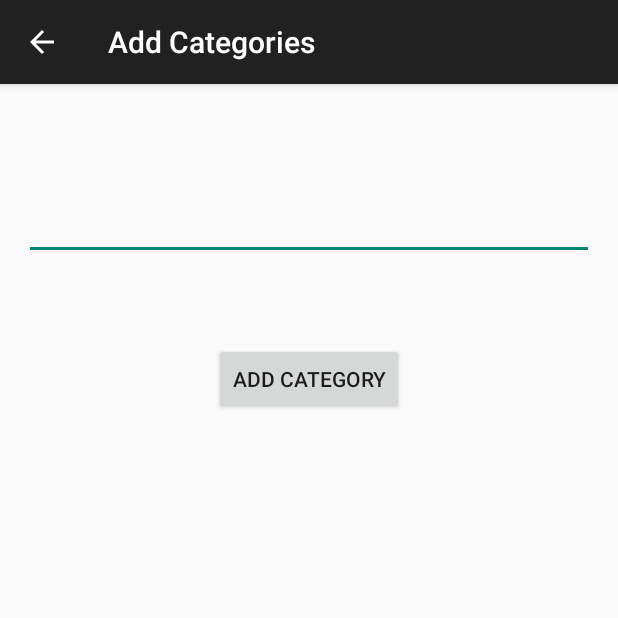
After one commit to TastyTaco/ReceiptManager-master, an Android app: the AddCategories screen opened directly, with no data from a screen before it, on a phone screen of 412 x 824 dp, the top half of it. The commit adds this screen. Run offline under Robolectric (Android 15) with nearby library versions, the phone set to English and light mode, and no system bars; 1 statement that could not run was skipped.

Commit message:
Added ability to add custom categories. Broke adding receipts.

```diff
--- /dev/null
+++ b/app/src/main/java/com/example/luke/receiptmanager/AddCategories.java
@@ -0,0 +1,58 @@
+package com.example.luke.receiptmanager;
+
+import android.content.Intent;
+import android.support.v7.app.ActionBarActivity;
+import android.os.Bundle;
+import android.view.Menu;
+import android.view.MenuItem;
+import android.view.View;
+import android.widget.Button;
+import android.widget.EditText;
+import android.widget.Toast;
+
+import java.util.ArrayList;
+
+
+public class AddCategories extends ActionBarActivity {
+
+    ArrayList<String> categories;
+
+    @Override
+    protected void onCreate(Bundle savedInstanceState) {
+        super.onCreate(savedInstanceState);
+        setContentView(R.layout.activity_add_categories);
+
+        Bundle extra = getIntent().getExtras();
+        categories = extra.getStringArrayList("Categories");
+
+        setupAddButton();
+    }
+
+    void setupAddButton() {
+        Button btnAddCategory = (Button)findViewById(R.id.btnAddCategory);
+        btnAddCategory.setOnClickListener(new View.OnClickListener() {
+            @Override
+            public void onClick(View view) {
+                EditText txtCategory = (EditText) findViewById(R.id.txtAddCategory);
+
+                String newCategory = txtCategory.getText().toString();
+
+                if (newCategory == null || newCategory == "") {
+                    Toast.makeText(AddCategories.this, "Please enter a category to add", Toast.LENGTH_LONG).show();
+                    return;
+                }
+
+                if (categories.contains(newCategory)) {
+                    Toast.makeText(AddCategories.this, "Category already exists", Toast.LENGTH_LONG).show();
+                    return;
+                }
+
+                Intent intent = new Intent();
+                intent.putExtra("Category", newCategory);
+                setResult(RESULT_OK, intent);
+                finish();
+            }
+        });
+    }
+
+}
--- /dev/null
+++ b/app/src/main/res/layout/activity_add_categories.xml
@@ -0,0 +1,29 @@
+<RelativeLayout xmlns:android="http://schemas.android.com/apk/res/android"
+    xmlns:tools="http://schemas.android.com/tools" android:layout_width="match_parent"
+    android:layout_height="match_parent" android:paddingLeft="@dimen/activity_horizontal_margin"
+    android:paddingRight="@dimen/activity_horizontal_margin"
+    android:paddingTop="@dimen/activity_vertical_margin"
+    android:paddingBottom="@dimen/activity_vertical_margin"
+    tools:context="com.example.luke.receiptmanager.AddCategories">
+
+    <EditText
+        android:layout_width="wrap_content"
+        android:layout_height="wrap_content"
+        android:id="@+id/txtAddCategory"
+        android:layout_alignParentTop="true"
+        android:layout_marginTop="56dp"
+        android:layout_alignParentRight="true"
+        android:layout_alignParentEnd="true"
+        android:layout_alignParentLeft="true"
+        android:layout_alignParentStart="true" />
+
+    <Button
+        android:layout_width="wrap_content"
+        android:layout_height="wrap_content"
+        android:text="Add Category"
+        android:id="@+id/btnAddCategory"
+        android:layout_below="@+id/txtAddCategory"
+        android:layout_centerHorizontal="true"
+        android:layout_marginTop="55dp" />
+
+</RelativeLayout>
--- a/app/src/main/res/layout/activity_add_receipt.xml
+++ b/app/src/main/res/layout/activity_add_receipt.xml
@@ -23,7 +23,7 @@
     <Button
         android:layout_width="wrap_content"
         android:layout_height="wrap_content"
-        android:text="Choose Receipt"
+        android:text="Choose Receipt Image"
         android:id="@+id/btnChooseImage"
         android:layout_gravity="center_horizontal" />
 
--- a/app/src/main/res/values/strings.xml
+++ b/app/src/main/res/values/strings.xml
@@ -8,12 +8,13 @@
     <string name="addReceiptCategory">Category:</string>
     <string name="addReceiptMoneySpent">Amount Spent:</string>
     <string name="addReceiptBtn">Add Receipt</string>
+    <string name="title_activity_add_categories">Add Categories</string>
 
-    <string-array name="listCategories">
+    <!--<string-array name="listCategories">
         <item>Groceries</item>
         <item>Petrol</item>
         <item>Take aways</item>
         <item>Entertainment</item>
         <item>Phone bill</item>
-    </string-array>
+    </string-array>-->
 </resources>
```
Also changed, not shown: app/src/main/AndroidManifest.xml (+9 -2 lines), app/src/main/java/com/example/luke/receiptmanager/AddReceipt.java (+20 -13 lines), app/src/main/java/com/example/luke/receiptmanager/HomeActivity.java (+65 -21 lines), app/src/main/java/com/example/luke/receiptmanager/Receipt.java (+4 -3 lines), app/src/main/java/com/example/luke/receiptmanager/ReceiptManager.java (+81 -17 lines), app/src/main/res/layout/activity_home.xml (+9 -0 lines), app/src/main/res/menu/menu_add_categories.xml (added, +7 -0 lines), 1 other file.
